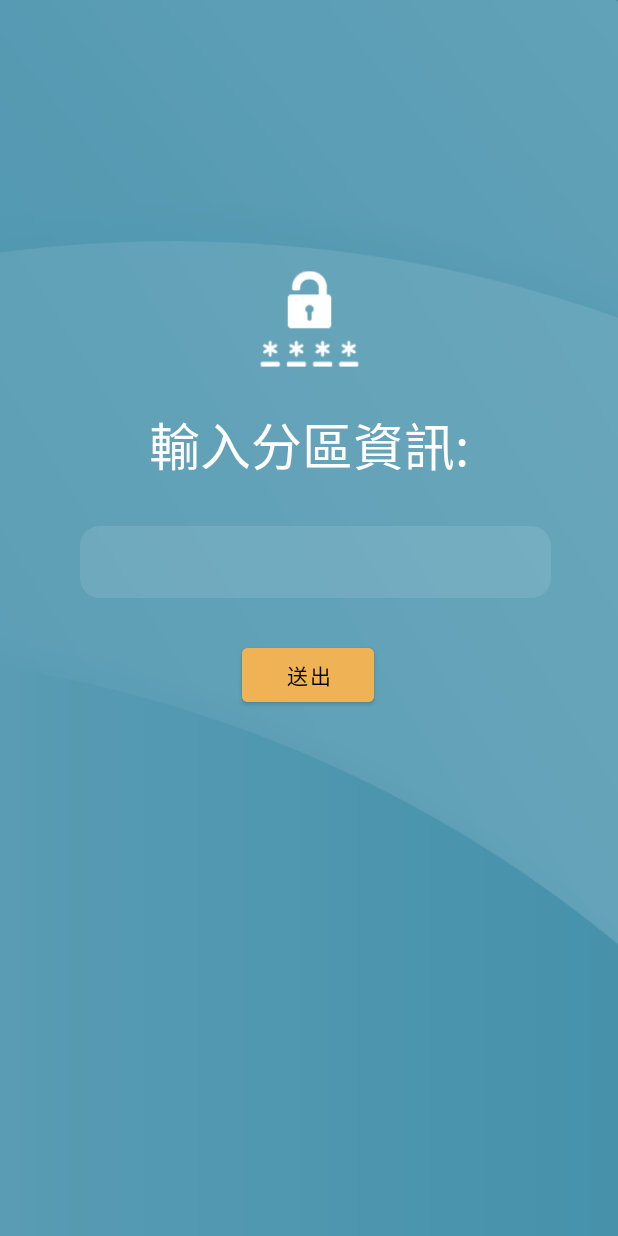
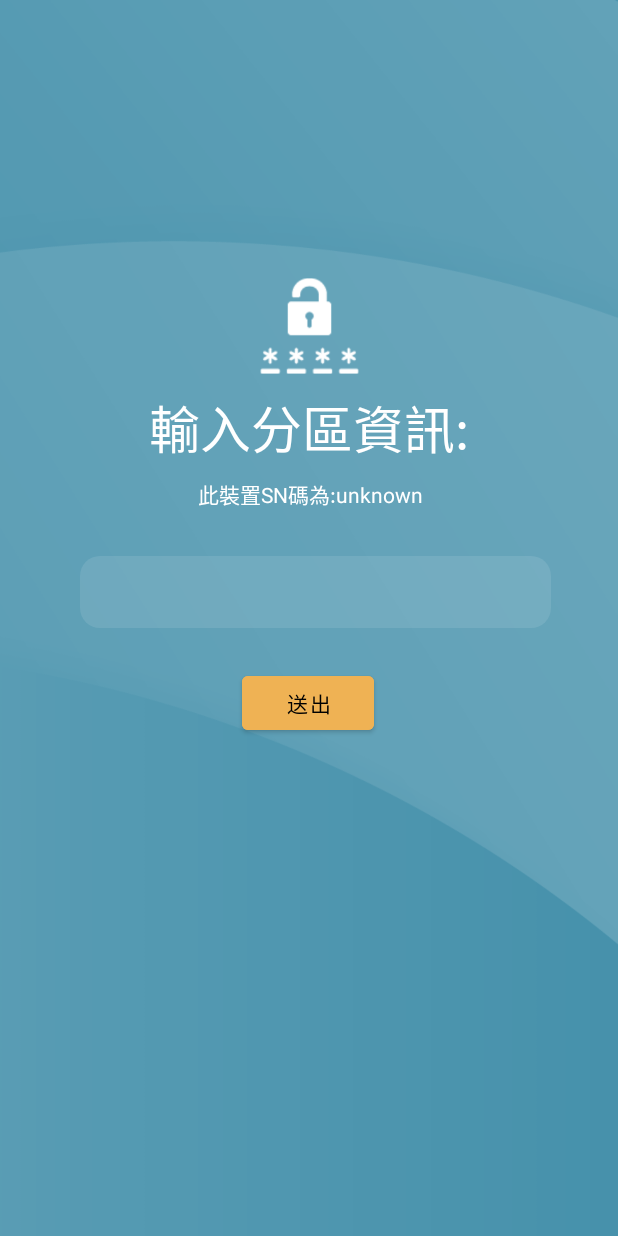
Before and after one commit to mickey234chu/LockScreenServiceFor7to9, an Android app: the screen it shows after launch (FirstActivity), on a phone screen of 412 x 824 dp. Run offline under Robolectric (Android 15) with nearby library versions, the phone set to English and light mode, and no system bars; libraries missing offline, so code that uses them is left out: pub.devrel.easypermissions.

Commit message:
some design change

```diff
--- a/app/src/main/java/com/example/bootservicefor7to9/FirstActivity.java
+++ b/app/src/main/java/com/example/bootservicefor7to9/FirstActivity.java
@@ -35,12 +35,12 @@ import java.util.Calendar;
 
 public class FirstActivity extends AppCompatActivity {
 
-    TextView textView;
+    TextView SNTEXT;
     EditText et;
     Button btnSend;
     String SN,domain;
     boolean Hrecord = false;
-    boolean webtest = false;
+    boolean webtest = true;
     HttpURLConnection connection;
     URL url;
     JSONObject jsonObject = null;
@@ -58,7 +58,7 @@ public class FirstActivity extends AppCompatActivity {
         window.clearFlags(WindowManager.LayoutParams.FLAG_TRANSLUCENT_STATUS);
         window.setStatusBarColor(ContextCompat.getColor(FirstActivity.this, R.color.purple_500));
 
-        textView = findViewById(R.id.textView);
+        SNTEXT = findViewById(R.id.SNTEXT);
         //SN碼在7-9可以直接拿到，所以只要有分區資訊欄就好了
         et = findViewById(R.id.et);
         btnSend = findViewById(R.id.btnSend);
@@ -89,6 +89,7 @@ public class FirstActivity extends AppCompatActivity {
             SN = Build.getSerial();
         }
         Log.i("First information",SN);
+        SNTEXT.setText("此裝置SN碼為:" + SN);
         btnSend.setOnClickListener(new View.OnClickListener() {
             @Override
             public void onClick(View v) {
@@ -101,13 +102,15 @@ public class FirstActivity extends AppCompatActivity {
                     if(webtest)
                     {
                         //server for testing function(debug)
+                        //自製測試用web service
                         url = new URL("http://imoeedge20220914134800.azurewebsites.net/api/UnitInfro");
 
                     }
                     else
                     {
                         //real server we used(debug)
-                        url = new URL("http://imoeedge20220914134800.azurewebsites.net/api/UnitInfro");
+                        //抓分區資訊輸入當連接link
+                        url = new URL(domain);
 
                     }
                 } catch (MalformedURLException e) {
@@ -183,29 +186,43 @@ public class FirstActivity extends AppCompatActivity {
                             else
                             {
 
-                                runOnUiThread(new Runnable() {
+                                // for testing,如果testing會回傳假資料
+                                if(webtest)
+                                {
+
+                                    Intent intent = new Intent(FirstActivity.this, MainActivity.class);
+                                    intent.putExtra("SN", SN);
+
+                                        intent.putExtra("socketaddress", "ws://imoeedge20220914134800.azurewebsites.net/api/WebSoket?nickName=");
+                                        intent.putExtra("apiaddress", "http://imoeedge20220914134800.azurewebsites.net/api/Usertime");
+                                        intent.putExtra("unitinfro", "基隆市市立八堵國小");
+                                    runOnUiThread(new Runnable() {
+                                        @Override
+                                        public void run() {
+                                            Toast.makeText(getApplicationContext(),
+                                                    "測試",Toast.LENGTH_LONG).show();
+                                            Log.e("HTTP","fail text");
+                                        }
+                                    });
+
+                                    Log.e("SN", SN);
+                                    setResult(RESULT_OK, intent);
+
+                                    finish();
+                                }
+                                if(!webtest)
+                                {
+                                    runOnUiThread(new Runnable() {
                                     @Override
                                     public void run() {
                                         Toast.makeText(getApplicationContext(),
                                                 "登記失敗，請檢查網路連線並確定SN輸入是否正確",Toast.LENGTH_LONG).show();
                                         Log.e("HTTP","fail text");
                                     }
-                                });
-                                // for testing
-                                if(webtest)
-                                {
-                                    Intent intent = new Intent(FirstActivity.this, MainActivity.class);
-                                    intent.putExtra("SN", SN);
-
-                                        intent.putExtra("socketaddress", "ws://imoeedge20220914134800.azurewebsites.net/api/WebSoket?nickName=");
-                                        intent.putExtra("apiaddress", "http://imoeedge20220914134800.azurewebsites.net/api/Usertime");
-                                        intent.putExtra("unitinfro", "基隆市市立八堵國小");
+                                    });
+                                }
 
 
-                                    Log.e("SN", SN);
-                                    setResult(RESULT_OK, intent);
-                                    finish();
-                                }
 
                             }
                         }
--- a/app/src/main/java/com/example/bootservicefor7to9/MainActivity.java
+++ b/app/src/main/java/com/example/bootservicefor7to9/MainActivity.java
@@ -196,6 +196,7 @@ public class MainActivity extends ComponentActivity {
                         intent.putExtra(DevicePolicyManager.EXTRA_DEVICE_ADMIN, componentName);
                         intent.putExtra(DevicePolicyManager.EXTRA_ADD_EXPLANATION,
                                 "You need to be a device admin to enable device admin.");
+
                         startActivity(intent);
 
 
@@ -206,6 +207,7 @@ public class MainActivity extends ComponentActivity {
                         }
                         else
                         {
+                            //ContextCompat.startForegroundService(this,ServerService.class);
                             startService(new Intent(this, ServerService.class));
                         }
                         //Log.e("start service","Test success");
--- a/app/src/main/res/layout/activity_first.xml
+++ b/app/src/main/res/layout/activity_first.xml
@@ -18,19 +18,19 @@
         app:layout_constraintEnd_toEndOf="parent"
         app:layout_constraintStart_toStartOf="parent"
         app:layout_constraintTop_toTopOf="parent"
-        app:layout_constraintVertical_bias="0.905" />
+        app:layout_constraintVertical_bias="0.812" />
 
     <EditText
         android:id="@+id/et"
         android:layout_width="314dp"
         android:layout_height="48dp"
         android:layout_marginLeft="10dp"
-        android:paddingLeft="10dp"
         android:background="@drawable/shape_selector"
         android:ems="10"
         android:hint="分區資訊"
         android:inputType="textPersonName"
         android:minHeight="48dp"
+        android:paddingLeft="10dp"
         android:textColor="#ffffff"
         android:textColorHint="#ffffff"
         app:layout_constraintBottom_toBottomOf="parent"
@@ -38,7 +38,7 @@
         app:layout_constraintHorizontal_bias="0.494"
         app:layout_constraintStart_toStartOf="parent"
         app:layout_constraintTop_toTopOf="parent"
-        app:layout_constraintVertical_bias="0.452" />
+        app:layout_constraintVertical_bias="0.478" />
 
     <Button
         android:id="@+id/btnSend"
@@ -52,7 +52,7 @@
         app:layout_constraintHorizontal_bias="0.498"
         app:layout_constraintStart_toStartOf="parent"
         app:layout_constraintTop_toTopOf="parent"
-        app:layout_constraintVertical_bias="0.549" />
+        app:layout_constraintVertical_bias="0.573" />
 
     <ImageView
         android:id="@+id/imageView"
@@ -66,6 +66,24 @@
         app:layout_constraintEnd_toEndOf="parent"
         app:layout_constraintStart_toStartOf="parent"
         app:layout_constraintTop_toTopOf="parent"
+        app:layout_constraintVertical_bias="1.0"
         app:srcCompat="@drawable/icon_sn"
         tools:ignore="MissingConstraints" />
+
+    <TextView
+        android:id="@+id/SNTEXT"
+        android:layout_width="wrap_content"
+        android:layout_height="wrap_content"
+        android:layout_marginStart="176dp"
+        android:layout_marginTop="8dp"
+        android:layout_marginEnd="177dp"
+        android:layout_marginBottom="2dp"
+        android:textColor="#ffffff"
+        android:text="此裝置的SN碼為:"
+        app:layout_constraintBottom_toTopOf="@+id/et"
+        app:layout_constraintEnd_toEndOf="parent"
+        app:layout_constraintHorizontal_bias="0.489"
+        app:layout_constraintStart_toStartOf="parent"
+        app:layout_constraintTop_toBottomOf="@+id/textView"
+        app:layout_constraintVertical_bias="0.0" />
 </androidx.constraintlayout.widget.ConstraintLayout>
--- a/app/src/main/res/layout/device_data.xml
+++ b/app/src/main/res/layout/device_data.xml
@@ -74,7 +74,7 @@
         android:layout_height="wrap_content"
         android:text="載具名稱:"
         android:textColor="#FFFFFF"
-        android:textSize="48px"
+        android:textSize="36px"
         app:layout_constraintBottom_toTopOf="@+id/textView3"
         app:layout_constraintEnd_toEndOf="@+id/imageView2"
         app:layout_constraintHorizontal_bias="0.0"
@@ -88,7 +88,7 @@
         android:layout_height="wrap_content"
         android:text="作業系統:"
         android:textColor="#FFFFFF"
-        android:textSize="48px"
+        android:textSize="36px"
         app:layout_constraintBottom_toBottomOf="@+id/imageView2"
         app:layout_constraintEnd_toEndOf="@+id/imageView2"
         app:layout_constraintHorizontal_bias="0.0"
@@ -102,7 +102,7 @@
         android:layout_height="wrap_content"
         android:text="Public IP:"
         android:textColor="#FFFFFF"
-        android:textSize="48px"
+        android:textSize="36px"
         app:layout_constraintBottom_toBottomOf="@+id/imageView2"
         app:layout_constraintEnd_toEndOf="@+id/imageView2"
         app:layout_constraintHorizontal_bias="0.0"
```
Also changed, not shown: app/src/main/java/com/example/bootservicefor7to9/ServerService.java (+10 -1 lines), 1 other file.
